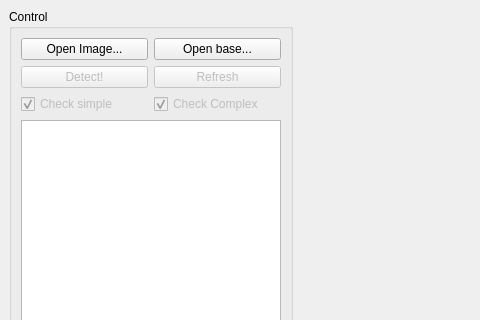
Before: the Qt Designer form gui_eod.ui in Extended-Object-Detection-ROS/qt_gui_eod, drawn with Qt 5; both pictures show x 0 to 480 and y 0 to 320 of the 876 by 628 pixel window.
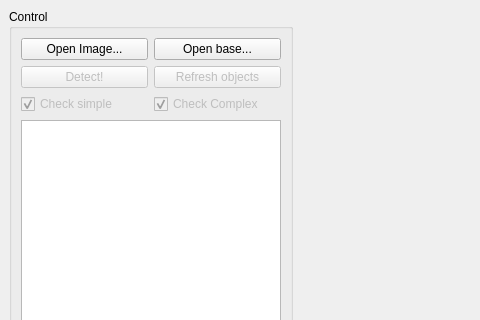
After: the same form once the commit is applied.

Commit message: log file now is on

Patch:
```diff
--- a/gui_eod.ui
+++ b/gui_eod.ui
@@ -27,7 +27,7 @@
           <bool>false</bool>
          </property>
          <property name="text">
-          <string>Refresh</string>
+          <string>Refresh objects</string>
          </property>
         </widget>
        </item>
```
The commit also changes 2 other files.
